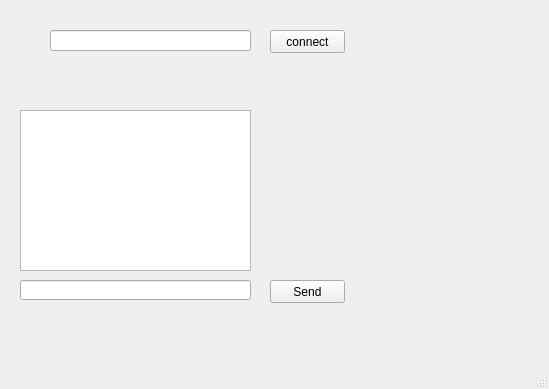
Before: the Qt Designer form client.ui in MrHause/WheatherStation, drawn with Qt 5.
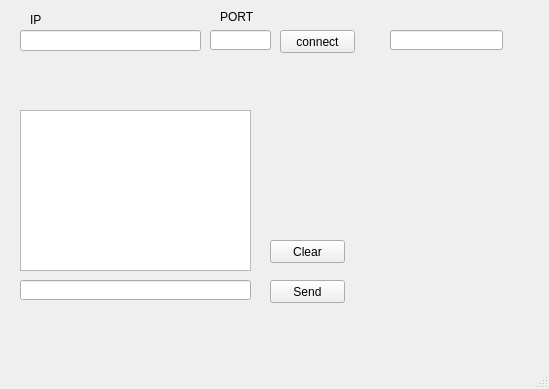
After: the same form once the commit is applied.

Commit message: ip,port,clear,status

```diff
--- a/client.ui
+++ b/client.ui
@@ -17,7 +17,7 @@
    <widget class="QPushButton" name="ButtonConnect">
     <property name="geometry">
      <rect>
-      <x>270</x>
+      <x>280</x>
       <y>30</y>
       <width>75</width>
       <height>23</height>
@@ -70,13 +70,72 @@
    <widget class="QLineEdit" name="lineIP">
     <property name="geometry">
      <rect>
-      <x>50</x>
+      <x>20</x>
       <y>30</y>
-      <width>201</width>
+      <width>181</width>
       <height>21</height>
      </rect>
     </property>
    </widget>
+   <widget class="QPushButton" name="ButtonClear">
+    <property name="geometry">
+     <rect>
+      <x>270</x>
+      <y>240</y>
+      <width>75</width>
+      <height>23</height>
+     </rect>
+    </property>
+    <property name="text">
+     <string>Clear</string>
+    </property>
+   </widget>
+   <widget class="QLineEdit" name="linePort">
+    <property name="geometry">
+     <rect>
+      <x>210</x>
+      <y>30</y>
+      <width>61</width>
+      <height>20</height>
+     </rect>
+    </property>
+   </widget>
+   <widget class="QLabel" name="label">
+    <property name="geometry">
+     <rect>
+      <x>30</x>
+      <y>10</y>
+      <width>41</width>
+      <height>20</height>
+     </rect>
+    </property>
+    <property name="text">
+     <string>IP</string>
+    </property>
+   </widget>
+   <widget class="QLabel" name="label_2">
+    <property name="geometry">
+     <rect>
+      <x>220</x>
+      <y>10</y>
+      <width>47</width>
+      <height>13</height>
+     </rect>
+    </property>
+    <property name="text">
+     <string>PORT</string>
+    </property>
+   </widget>
+   <widget class="QLineEdit" name="lineStatus">
+    <property name="geometry">
+     <rect>
+      <x>390</x>
+      <y>30</y>
+      <width>113</width>
+      <height>20</height>
+     </rect>
+    </property>
+   </widget>
   </widget>
   <widget class="QMenuBar" name="menubar">
    <property name="geometry">
```
The commit also changes 3 other files.
